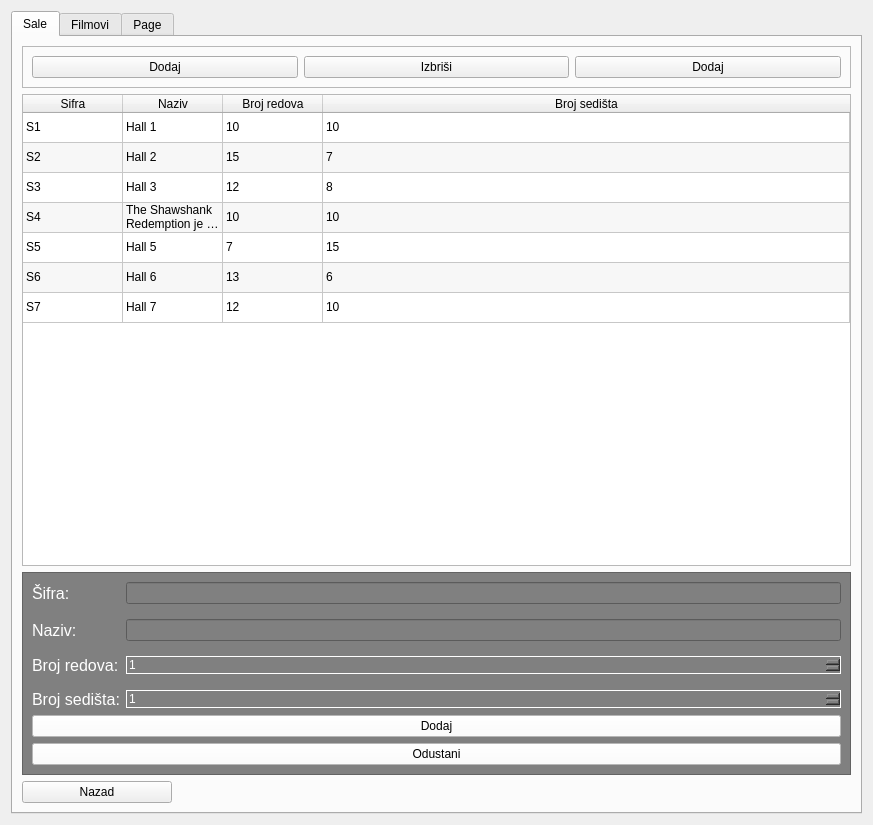
The window that I_godina/I_semestar/Osnove_Programiranja/Projekat/Screens/Manager/Data/DataScreenDesign.ui (MihajloMilojevic/FTN) describes before a commit, drawn with Qt 5.
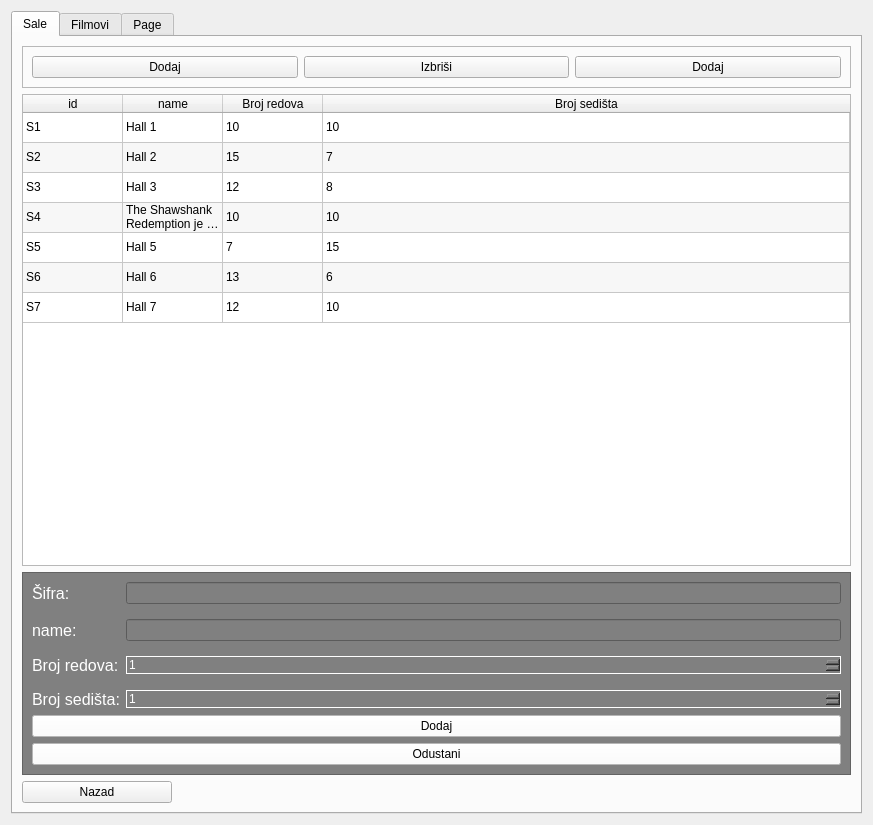
The same window after the commit. Icons and pictures are not drawn.

What changed in the file:
```diff
--- a/I_godina/I_semestar/Osnove_Programiranja/Projekat/Screens/Manager/Data/DataScreenDesign.ui
+++ b/I_godina/I_semestar/Osnove_Programiranja/Projekat/Screens/Manager/Data/DataScreenDesign.ui
@@ -162,12 +162,12 @@
          </row>
          <column>
           <property name="text">
-           <string>Sifra</string>
+           <string>id</string>
           </property>
          </column>
          <column>
           <property name="text">
-           <string>Naziv</string>
+           <string>name</string>
           </property>
          </column>
          <column>
@@ -372,7 +372,7 @@
                <string notr="true">color: white</string>
               </property>
               <property name="text">
-               <string>Naziv:</string>
+               <string>name:</string>
               </property>
              </widget>
             </item>
```
